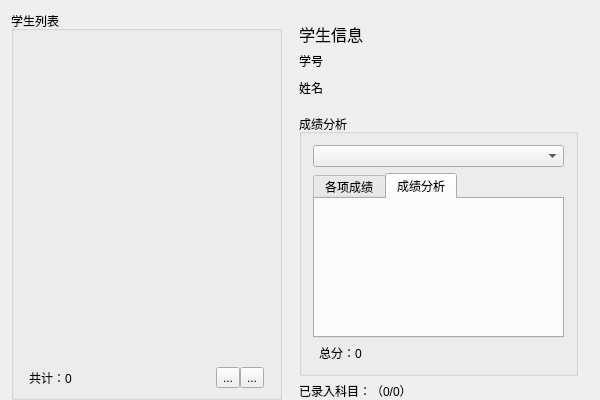
This is 1788lab10/student.ui in fu1fan/lab10 as Qt 5 draws it before an edit. The edited form follows.
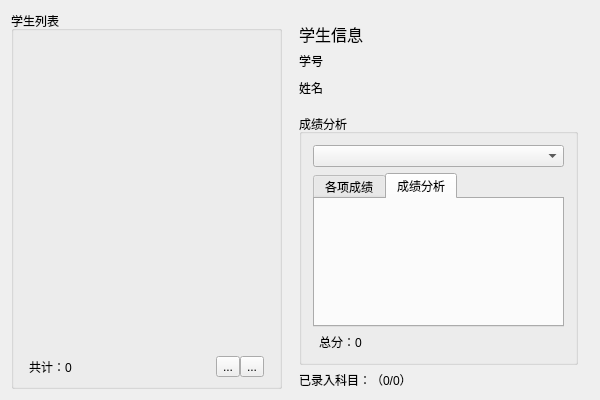
This is the edited form. Icons and pictures are not drawn.

Diff of the .ui file:
```diff
--- a/1788lab10/student.ui
+++ b/1788lab10/student.ui
@@ -1,7 +1,7 @@
 <?xml version="1.0" encoding="UTF-8"?>
 <ui version="4.0">
  <class>StudentClass</class>
- <widget class="QMainWindow" name="StudentClass">
+ <widget class="QWidget" name="StudentClass">
   <property name="geometry">
    <rect>
     <x>0</x>
@@ -13,11 +13,7 @@
   <property name="windowTitle">
    <string>Student</string>
   </property>
-  <widget class="QWidget" name="centralWidget">
    <layout class="QHBoxLayout" name="horizontalLayout">
-    <property name="bottomMargin">
-     <number>0</number>
-    </property>
     <item>
      <widget class="QWidget" name="widget" native="true">
       <layout class="QVBoxLayout" name="verticalLayout_7">
@@ -347,7 +343,6 @@
      </widget>
     </item>
    </layout>
-  </widget>
  </widget>
  <layoutdefault spacing="6" margin="11"/>
  <resources/>
```
Lines whose indentation alone changed are shown as unchanged.
